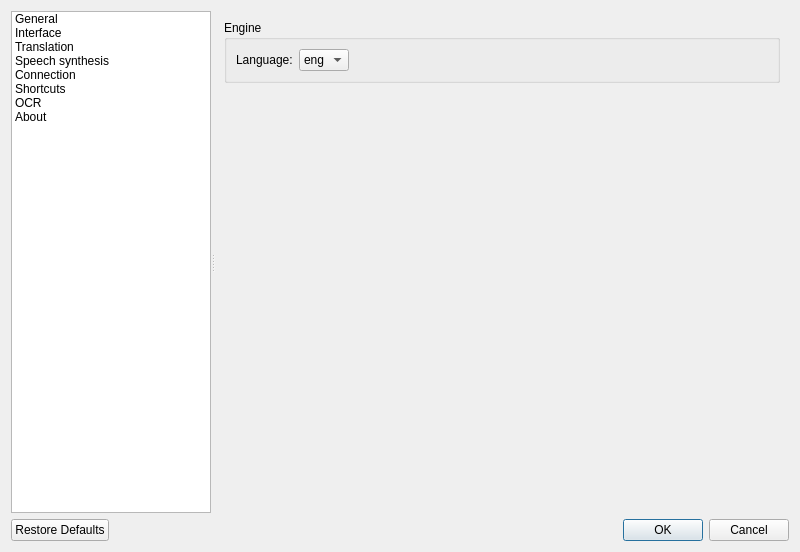
First picture: the form in src/settings/settingsdialog.ui, repository crow-translate/crow-translate, before the edit.
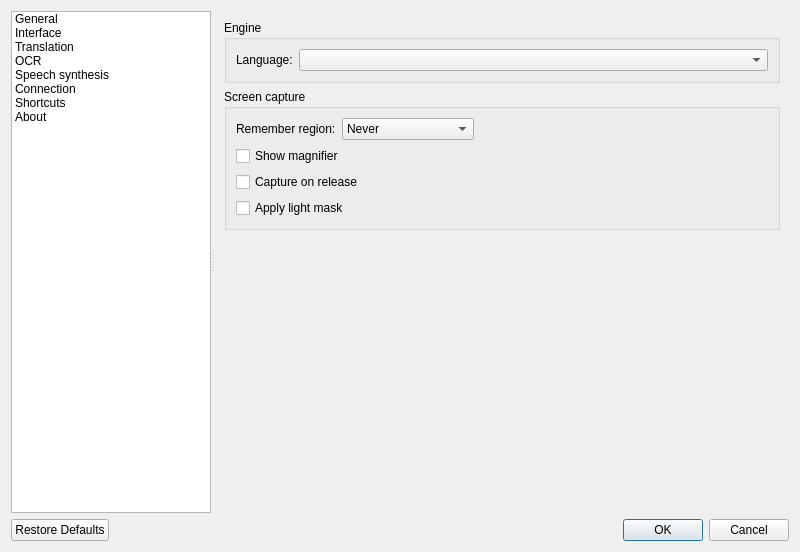
Second picture: the form after the edit. The open tabs and pages were chosen to show the change. Icons and pictures are not drawn. Custom widgets are drawn as their Qt base class.

What changed in the file:
```diff
--- a/src/settings/settingsdialog.ui
+++ b/src/settings/settingsdialog.ui
@@ -77,6 +77,15 @@
          <normaloff>.</normaloff>.</iconset>
        </property>
       </item>
+      <item>
+       <property name="text">
+        <string>OCR</string>
+       </property>
+       <property name="icon">
+        <iconset theme="trim-to-selection">
+         <normaloff>.</normaloff>.</iconset>
+       </property>
+      </item>
       <item>
        <property name="text">
         <string>Speech synthesis</string>
@@ -104,15 +113,6 @@
          <normaloff>.</normaloff>.</iconset>
        </property>
       </item>
-      <item>
-       <property name="text">
-        <string>OCR</string>
-       </property>
-       <property name="icon">
-        <iconset theme="trim-to-selection">
-         <normaloff>.</normaloff>.</iconset>
-       </property>
-      </item>
       <item>
        <property name="text">
         <string>About</string>
@@ -700,6 +700,135 @@
         </item>
        </layout>
       </widget>
+      <widget class="QWidget" name="ocrPage">
+       <layout class="QVBoxLayout" name="verticalLayout_2">
+        <item>
+         <widget class="QGroupBox" name="ocrEngineGroupBox">
+          <property name="title">
+           <string>Engine</string>
+          </property>
+          <layout class="QFormLayout">
+           <property name="labelAlignment">
+            <set>Qt::AlignLeading|Qt::AlignLeft|Qt::AlignVCenter</set>
+           </property>
+           <item row="0" column="0">
+            <widget class="QLabel" name="ocrLanguageLabel">
+             <property name="text">
+              <string>Language:</string>
+             </property>
+            </widget>
+           </item>
+           <item row="0" column="1">
+            <widget class="QComboBox" name="ocrLanguageComboBox"/>
+           </item>
+          </layout>
+         </widget>
+        </item>
+        <item>
+         <widget class="QGroupBox" name="screenCaptureGroupBox">
+          <property name="title">
+           <string>Screen capture</string>
+          </property>
+          <layout class="QGridLayout" name="generalBoxLayout_2">
+           <item row="0" column="0">
+            <widget class="QLabel" name="rememverRegionLabel">
+             <property name="sizePolicy">
+              <sizepolicy hsizetype="Minimum" vsizetype="Minimum">
+               <horstretch>0</horstretch>
+               <verstretch>0</verstretch>
+              </sizepolicy>
+             </property>
+             <property name="text">
+              <string>Remember region:</string>
+             </property>
+            </widget>
+           </item>
+           <item row="1" column="0" colspan="3">
+            <widget class="QCheckBox" name="showMagnifierCheckBox">
+             <property name="toolTip">
+              <string>&lt;html&gt;&lt;head/&gt;&lt;body&gt;&lt;p&gt;Display icon in the system tray&lt;/p&gt;&lt;/body&gt;&lt;/html&gt;</string>
+             </property>
+             <property name="text">
+              <string>Show magnifier</string>
+             </property>
+            </widget>
+           </item>
+           <item row="3" column="0" colspan="2">
+            <widget class="QCheckBox" name="applyLightMaskCheckBox">
+             <property name="toolTip">
+              <string>&lt;html&gt;&lt;head/&gt;&lt;body&gt;&lt;p&gt;Run the application at system startup&lt;/p&gt;&lt;/body&gt;&lt;/html&gt;</string>
+             </property>
+             <property name="text">
+              <string>Apply light mask</string>
+             </property>
+            </widget>
+           </item>
+           <item row="0" column="2">
+            <spacer name="screenCaptureBoxSpacer">
+             <property name="orientation">
+              <enum>Qt::Horizontal</enum>
+             </property>
+             <property name="sizeHint" stdset="0">
+              <size>
+               <width>40</width>
+               <height>20</height>
+              </size>
+             </property>
+            </spacer>
+           </item>
+           <item row="0" column="1">
+            <widget class="QComboBox" name="rememberRegionComboBox">
+             <property name="toolTip">
+              <string>&lt;html&gt;&lt;head/&gt;&lt;body&gt;&lt;p&gt;Interface language&lt;/p&gt;&lt;/body&gt;&lt;/html&gt;</string>
+             </property>
+             <item>
+              <property name="text">
+               <string>Never</string>
+              </property>
+             </item>
+             <item>
+              <property name="text">
+               <string>Remember last</string>
+              </property>
+             </item>
+             <item>
+              <property name="text">
+               <string>Remember always</string>
+              </property>
+             </item>
+            </widget>
+           </item>
+           <item row="2" column="0" colspan="3">
+            <widget class="QCheckBox" name="captureOnReleaseCheckBox">
+             <property name="enabled">
+              <bool>true</bool>
+             </property>
+             <property name="toolTip">
+              <string>&lt;html&gt;&lt;head/&gt;&lt;body&gt;&lt;p&gt;Start application minimized to the system tray&lt;/p&gt;&lt;/body&gt;&lt;/html&gt;</string>
+             </property>
+             <property name="text">
+              <string>Capture on release</string>
+             </property>
+            </widget>
+           </item>
+          </layout>
+         </widget>
+        </item>
+        <item>
+         <spacer name="ocrSpacer">
+          <property name="orientation">
+           <enum>Qt::Vertical</enum>
+          </property>
+          <property name="sizeHint" stdset="0">
+           <size>
+            <width>20</width>
+            <height>40</height>
+           </size>
+          </property>
+         </spacer>
+        </item>
+       </layout>
+      </widget>
       <widget class="QWidget" name="speechPage">
        <layout class="QVBoxLayout" name="speechLayout">
         <item>
@@ -1156,67 +1285,6 @@
         </item>
        </layout>
       </widget>
-      <widget class="QWidget" name="ocrPage">
-       <layout class="QVBoxLayout" name="verticalLayout_2">
-        <item>
-         <widget class="QGroupBox" name="Language">
-          <property name="title">
-           <string>Engine</string>
-          </property>
-          <layout class="QGridLayout" name="gridLayout">
-           <item row="0" column="0">
-            <widget class="QLabel" name="ocrLanguageLabel">
-             <property name="text">
-              <string>Language:</string>
-             </property>
-            </widget>
-           </item>
-           <item row="0" column="1">
-            <widget class="QComboBox" name="ocrLanguageComboBox">
-             <property name="sizePolicy">
-              <sizepolicy hsizetype="Maximum" vsizetype="Fixed">
-               <horstretch>0</horstretch>
-               <verstretch>0</verstretch>
-              </sizepolicy>
-             </property>
-             <item>
-              <property name="text">
-               <string>eng</string>
-              </property>
-             </item>
-            </widget>
-           </item>
-           <item row="0" column="2">
-            <spacer name="ocrHorizontalSpacer">
-             <property name="orientation">
-              <enum>Qt::Horizontal</enum>
-             </property>
-             <property name="sizeHint" stdset="0">
-              <size>
-               <width>40</width>
-               <height>20</height>
-              </size>
-             </property>
-            </spacer>
-           </item>
-          </layout>
-         </widget>
-        </item>
-        <item>
-         <spacer name="ocrVerticalSpacer">
-          <property name="orientation">
-           <enum>Qt::Vertical</enum>
-          </property>
-          <property name="sizeHint" stdset="0">
-           <size>
-            <width>20</width>
-            <height>40</height>
-           </size>
-          </property>
-         </spacer>
-        </item>
-       </layout>
-      </widget>
       <widget class="QWidget" name="aboutPage">
        <layout class="QGridLayout" name="aboutLayout">
         <item row="0" column="0">
```
Left out of the diff: 3 changed lines with no effect on the pictures.
